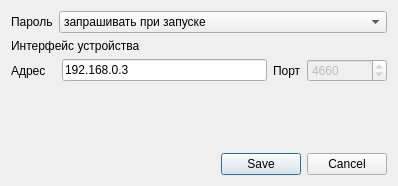
This is src/SettingsDialog.ui in m6v/450b as Qt 5 draws it before an edit. The edited form follows.
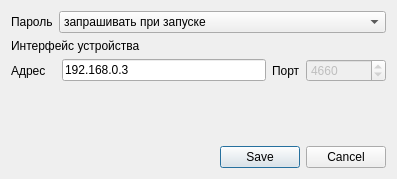
This is the edited form.

```diff
--- a/src/SettingsDialog.ui
+++ b/src/SettingsDialog.ui
@@ -6,8 +6,8 @@
    <rect>
     <x>0</x>
     <y>0</y>
-    <width>398</width>
-    <height>186</height>
+    <width>397</width>
+    <height>179</height>
    </rect>
   </property>
   <property name="windowTitle">
```
